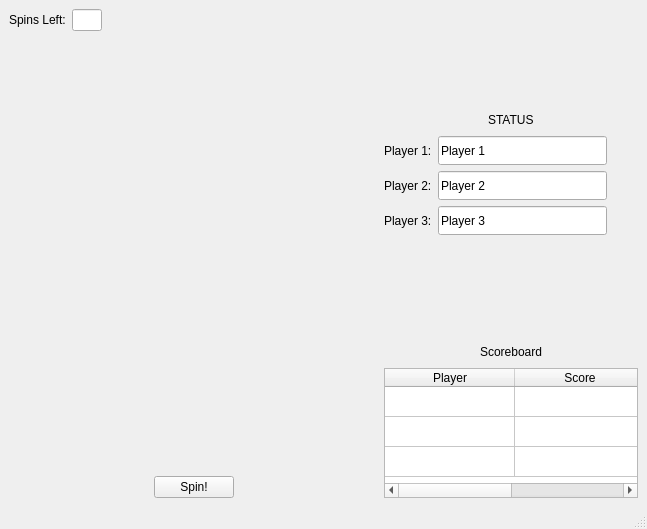
First picture: the form in WheelOfFortuneBoard.ui, repository mwstrfld/WheelOfJeopardy, before the edit.
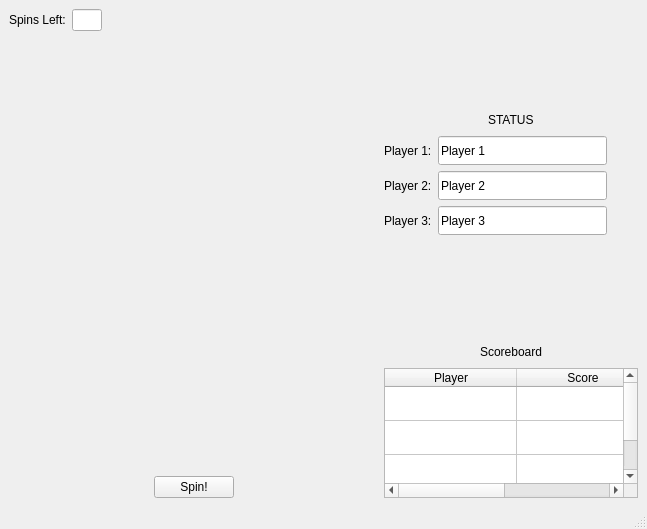
Second picture: the form after the edit. Icons and pictures are not drawn.

```diff
--- a/WheelOfFortuneBoard.ui
+++ b/WheelOfFortuneBoard.ui
@@ -496,11 +496,14 @@
            <bool>true</bool>
           </attribute>
           <attribute name="horizontalHeaderDefaultSectionSize">
-           <number>130</number>
+           <number>132</number>
           </attribute>
           <attribute name="verticalHeaderVisible">
            <bool>false</bool>
           </attribute>
+          <attribute name="verticalHeaderDefaultSectionSize">
+           <number>34</number>
+          </attribute>
           <row/>
           <row/>
           <row/>
```
